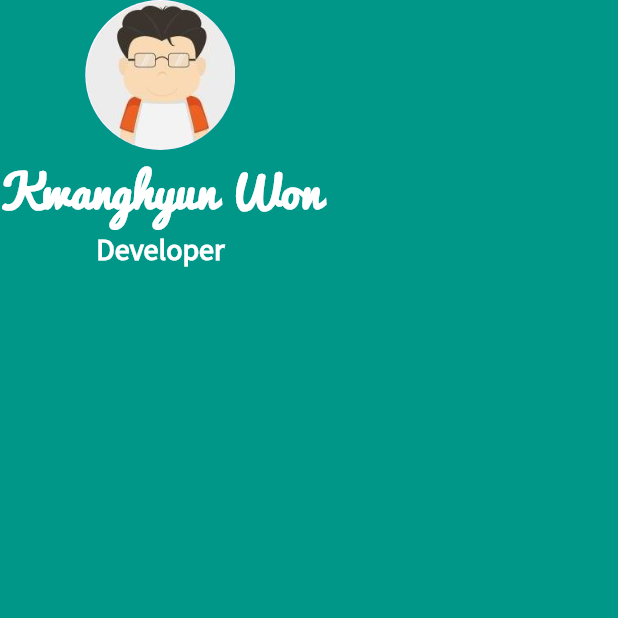
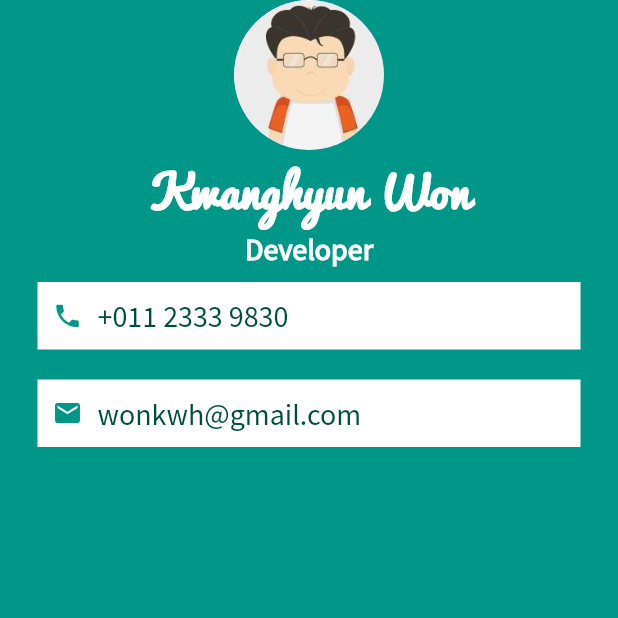
Before and after one commit to wonkwh/flutter_appbrewery, a Flutter app: the screen it shows after launch, on a phone screen of 412 x 824 dp, the top half of it. Run offline on Flutter 3.47's test engine with Material 2 defaults, Android fonts, the phone set to English and light mode, and no system bars.

Commit message:
Adding Material Icons

```diff
--- a/mi_card_flutter/lib/main.dart
+++ b/mi_card_flutter/lib/main.dart
@@ -25,15 +25,54 @@ class MyApp extends StatelessWidget {
                       fontSize: 30.0,
                       fontWeight: FontWeight.bold),
                 ),
-                                Text(
+                Text(
                   "Developer",
                   style: TextStyle(
                       fontFamily: 'Source Sans Pro',
                       color: Colors.white,
                       fontSize: 20.0,
                       fontWeight: FontWeight.bold),
-                )
-
+                ),
+                Container(
+                  color: Colors.white,
+                  margin: EdgeInsets.symmetric(vertical: 10, horizontal: 25),
+                  padding: EdgeInsets.all(10),
+                  child: Row(
+                    children: <Widget>[
+                      Icon(
+                        Icons.phone,
+                        color: Colors.teal,
+                        size: 20,
+                      ),
+                      SizedBox(width: 10),
+                      Text('+011 2333 9830',
+                          style: TextStyle(
+                              fontFamily: 'Source Sans Pro',
+                              fontSize: 20,
+                              color: Colors.teal.shade900))
+                    ],
+                  ),
+                ),
+                Container(
+                  color: Colors.white,
+                  margin: EdgeInsets.symmetric(vertical: 10, horizontal: 25),
+                  padding: EdgeInsets.all(10),
+                  child: Row(
+                    children: <Widget>[
+                      Icon(
+                        Icons.email,
+                        color: Colors.teal,
+                        size: 20,
+                      ),
+                      SizedBox(width: 10),
+                      Text('wonkwh@gmail.com',
+                          style: TextStyle(
+                              fontFamily: 'Source Sans Pro',
+                              fontSize: 20,
+                              color: Colors.teal.shade900))
+                    ],
+                  ),
+                ),
               ],
             ),
           )),
```
